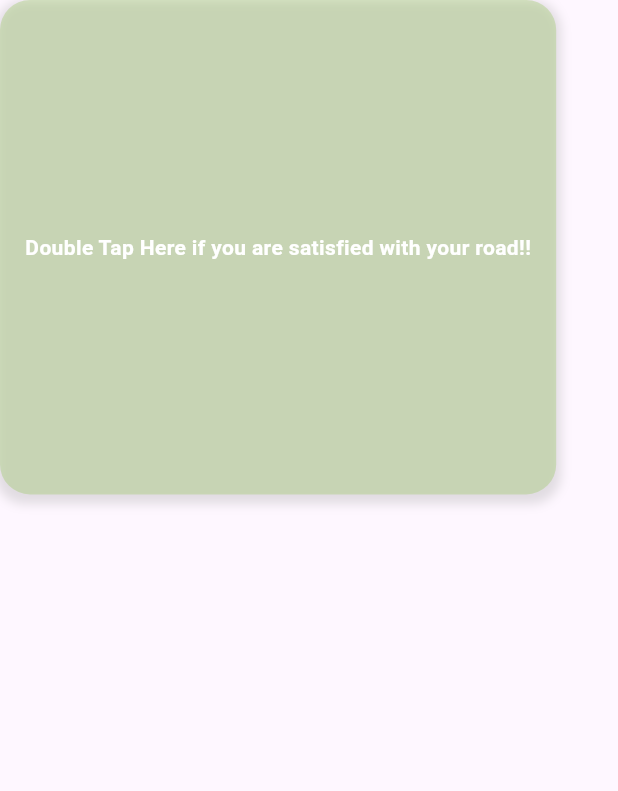
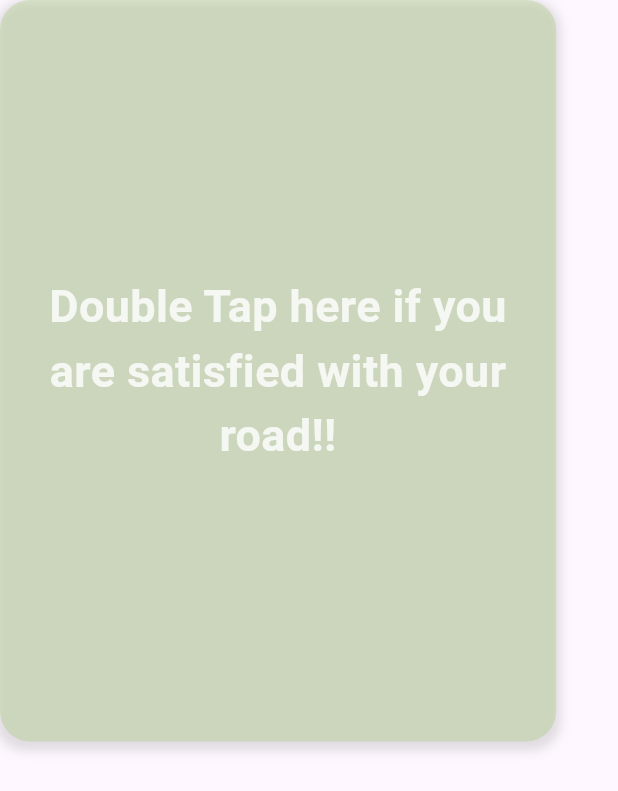
Before and after one commit to jjoing/luckybikey, a Flutter app: what tapWidget() shows on an empty page, opened directly with empty values, on a phone screen of 412 x 824 dp. Shown: the top 791 px of the screen. Run offline on Flutter 3.47's test engine with Material 3 defaults, Android fonts, the phone set to English and light mode, and no system bars; our stand-ins replace animated_splash_screen, cloud_firestore, cloud_functions, firebase_auth, firebase_core, flutter_tts and 5 more; missing offline and left inert: flutter_naver_map, kakao_flutter_sdk, kakao_flutter_sdk_user; accounts and stored records are empty; network calls fail.

Commit message:
design: fix the design of double tap widget and share bike button

```diff
--- a/lib/screens/searchScreen/feedback/tap_widget.dart
+++ b/lib/screens/searchScreen/feedback/tap_widget.dart
@@ -47,9 +47,9 @@ class _tapWidgetState extends State<tapWidget> {
         // 피드백을 감지하기 위한 double tap 영역
         child: Container(
           width: MediaQuery.of(context).size.width * 0.9,
-          height: MediaQuery.of(context).size.height * 0.4,
+          height: MediaQuery.of(context).size.height * 0.6,
           decoration: BoxDecoration(
-            color: Colors.lightGreen.withOpacity(0.3),
+            color: Colors.lightGreen.withOpacity(0.25),
             borderRadius: BorderRadius.circular(20),
             boxShadow: [
               BoxShadow(
@@ -60,12 +60,17 @@ class _tapWidgetState extends State<tapWidget> {
               ),
             ],
           ),
-          child: Center(
-            child: Text(
-              'Double Tap Here if you are satisfied with your road!!',
-              style: TextStyle(
-                color: Colors.white,
-                fontWeight: FontWeight.bold,
+          child: Padding(
+            padding: EdgeInsets.all(16),
+            child: Center(
+              child: Text(
+                'Double Tap here if you are satisfied with your road!!',
+                style: TextStyle(
+                  color: Colors.white.withOpacity(0.8),
+                  fontSize: 30,
+                  fontWeight: FontWeight.bold,
+                ),
+                textAlign: TextAlign.center,
               ),
             ),
           ),
--- a/lib/screens/searchScreen/navigation.dart
+++ b/lib/screens/searchScreen/navigation.dart
@@ -184,9 +184,9 @@ class _NavigationState extends State<Navigation> {
           ),
           if (toggleFeedback)
             Positioned(
-              top: 10,
-              left: 10,
               child: Dialog(
+                surfaceTintColor: Colors.transparent.withOpacity(0.0),
+                backgroundColor: Colors.transparent.withOpacity(0.0),
                 child: tapWidget(
                     navState: navState,
                     firestore: widget.firestore,
--- a/lib/screens/searchScreen/search.dart
+++ b/lib/screens/searchScreen/search.dart
@@ -408,8 +408,8 @@ class _SearchState extends State<Search> {
               ),
             ),
             Positioned(
-              bottom: 200,
-              left: 20,
+              top: 80,
+              right: 18,
               child: SizedBox(
                 width: 50,
                 child: IconButton(
```
